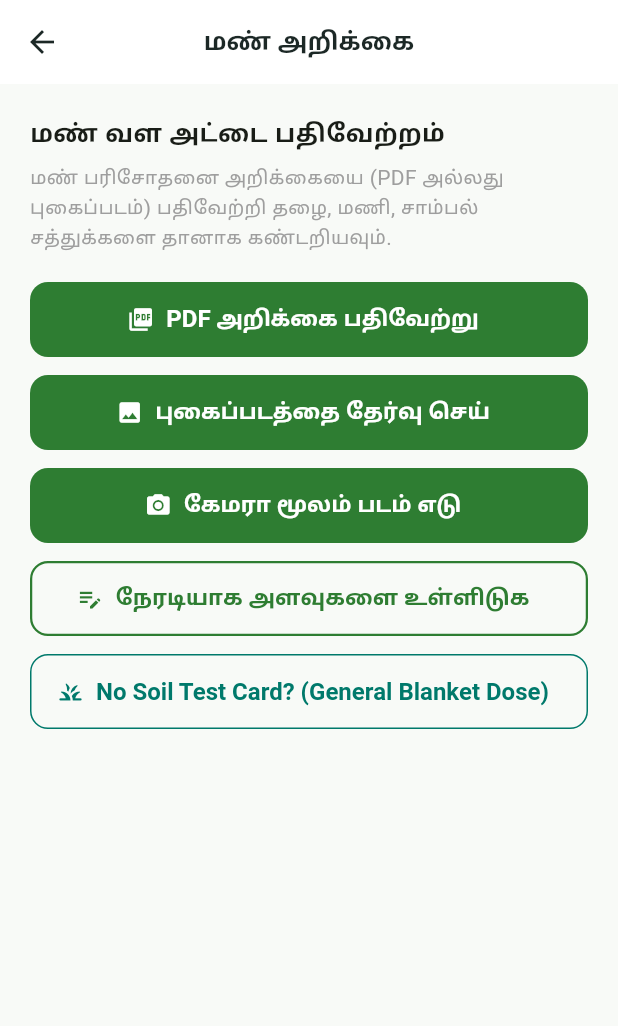
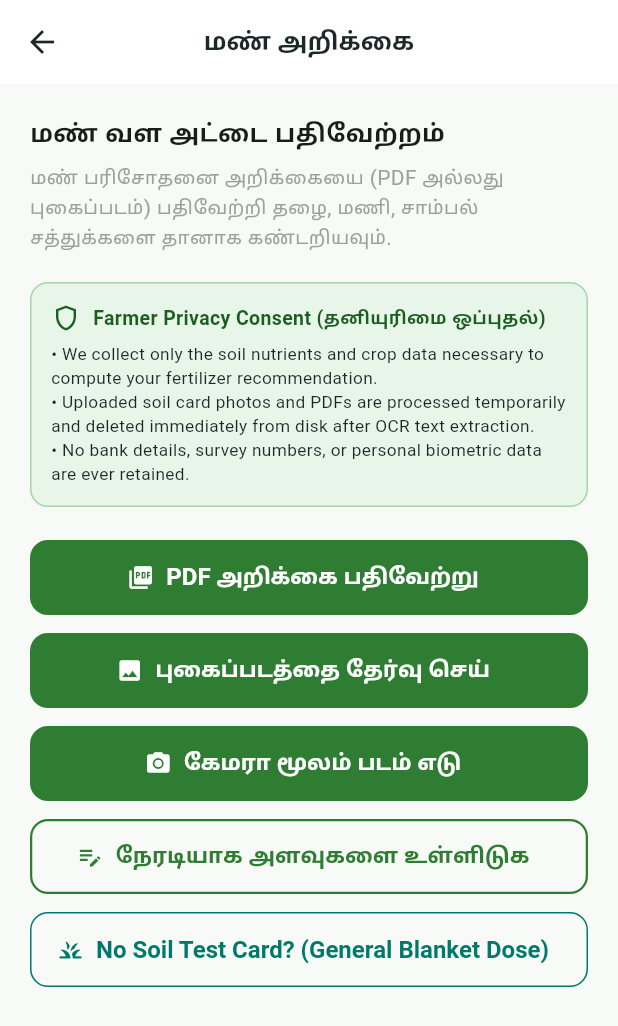
Before and after one commit to janasruthi31/Nutricrop, a Flutter app: the UploadScreen screen opened directly, on a phone screen of 412 x 824 dp. Shown: the top 1026 px of the screen. Run offline on Flutter 3.47's test engine with Material 3 defaults, Android fonts, the phone set to English and light mode, and no system bars; our stand-ins replace file_picker, geolocator, image_picker, shared_preferences; accounts and stored records are empty; network calls fail.

Commit message:
feat(legal-privacy): Task 5 officer disclaimers, TNAU guidelines branding, privacy consent, and uploaded file deletion

```diff
--- a/flutter_app/lib/l10n/app_localizations.dart
+++ b/flutter_app/lib/l10n/app_localizations.dart
@@ -17,7 +17,8 @@ class AppLocalizations {
     'en': {
       // General & Navigation
       'app_title': 'TN Fertilizer Optimizer',
-      'app_subtitle': 'AI-Based Soil-Specific Fertilizer Recommendation & Yield Prediction',
+      'app_subtitle': 'Based on TNAU guidelines • Soil-Specific Fertilizer Advisory & Yield Benchmark',
+      'disclaimer_officer': 'Confirm with your local agriculture officer. Based on TNAU guidelines, not an official TNAU or government tool.',
       'home': 'Home',
       'soil_reports': 'Soil Reports',
       'fertilizer': 'Fertilizer',
@@ -168,7 +169,8 @@ class AppLocalizations {
     'ta': {
       // General & Navigation
       'app_title': 'தமிழ்நாடு உர பரிந்துரை',
-      'app_subtitle': 'மண் பரிசோதனை அடிப்படையிலான உகந்த உர பரிந்துரை மற்றும் விளைச்சல் கணிப்பு',
+      'app_subtitle': 'TNAU வழிகாட்டுதல்களின் அடிப்படையில் • மண் சார்ந்த உரப் பரிந்துரை',
+      'disclaimer_officer': 'உங்கள் வட்டார வேளாண்மை அலுவலரிடம் சரிபார்க்கவும். TNAU வழிகாட்டுதல்களின் அடிப்படையில் உருவாக்கப்பட்டது; அதிகாரப்பூர்வ அரசு சான்றிதழ் அல்ல.',
       'home': 'முகப்பு',
       'soil_reports': 'மண் அறிக்கை',
       'fertilizer': 'உர பரிந்துரை',
@@ -320,7 +322,8 @@ class AppLocalizations {
     'hi': {
       // General & Navigation
       'app_title': 'तमिलनाडु उर्वरक अनुकूलक',
-      'app_subtitle': 'मृदा-विशिष्ट उर्वरक सिफारिश एवं फसल उपज पूर्वानुमान',
+      'app_subtitle': 'TNAU दिशानिर्देशों पर आधारित • मिट्टी-विशिष्ट उर्वरक सलाह',
+      'disclaimer_officer': 'अपने स्थानीय कृषि अधिकारी से पुष्टि करें। TNAU दिशानिर्देशों पर आधारित; आधिकारिक सरकारी उपकरण नहीं।',
       'home': 'होम',
       'soil_reports': 'मृदा रिपोर्ट',
       'fertilizer': 'उर्वरक',
--- a/flutter_app/lib/screens/dashboard_screen.dart
+++ b/flutter_app/lib/screens/dashboard_screen.dart
@@ -336,6 +336,11 @@ class _DashboardScreenState extends State<DashboardScreen> {
                                 '$district District, Tamil Nadu',
                                 style: const TextStyle(color: Color(0xFFE8F5E9), fontSize: 12),
                               ),
+                              const SizedBox(height: 4),
+                              const Text(
+                                'Based on TNAU guidelines • Not an official government tool',
+                                style: TextStyle(color: Color(0xFFC8E6C9), fontSize: 10.5, fontStyle: FontStyle.italic),
+                              ),
                             ],
                           ),
                         ),
--- a/flutter_app/lib/screens/upload_screen.dart
+++ b/flutter_app/lib/screens/upload_screen.dart
@@ -4,6 +4,7 @@ import 'package:flutter/material.dart';
 import 'package:image_picker/image_picker.dart';
 import '../config.dart';
 import '../l10n/app_localizations.dart';
+import '../theme/app_theme.dart';
 import 'processing_screen.dart';
 import 'verify_screen.dart';
 
@@ -46,7 +47,40 @@ class UploadScreen extends StatelessWidget {
         Text(l10n.text('upload_soil_title'), style: const TextStyle(fontSize: 18, fontWeight: FontWeight.w600)),
         const SizedBox(height: 6),
         Text(l10n.text('upload_instruction'), style: const TextStyle(color: Colors.grey)),
-        const SizedBox(height: 20),
+        const SizedBox(height: 14),
+
+        // Privacy Consent Notice (Task 5b)
+        Card(
+          elevation: 1,
+          color: const Color(0xFFE8F5E9),
+          shape: RoundedRectangleBorder(
+            borderRadius: BorderRadius.circular(12),
+            side: const BorderSide(color: Color(0xFFA5D6A7)),
+          ),
+          child: const Padding(
+            padding: EdgeInsets.all(14.0),
+            child: Column(
+              crossAxisAlignment: CrossAxisAlignment.start,
+              children: [
+                Row(
+                  children: [
+                    Icon(Icons.shield_outlined, color: AppTheme.darkGreen, size: 20),
+                    SizedBox(width: 8),
+                    Text('Farmer Privacy Consent (தனியுரிமை ஒப்புதல்)', style: TextStyle(fontWeight: FontWeight.bold, fontSize: 13, color: AppTheme.darkGreen)),
+                  ],
+                ),
+                SizedBox(height: 6),
+                Text(
+                  '• We collect only the soil nutrients and crop data necessary to compute your fertilizer recommendation.\n'
+                  '• Uploaded soil card photos and PDFs are processed temporarily and deleted immediately from disk after OCR text extraction.\n'
+                  '• No bank details, survey numbers, or personal biometric data are ever retained.',
+                  style: TextStyle(fontSize: 11.5, color: AppTheme.textDark, height: 1.35),
+                ),
+              ],
+            ),
+          ),
+        ),
+        const SizedBox(height: 16),
         FilledButton.icon(onPressed: () => _pickFile(context, ['pdf']), icon: const Icon(Icons.picture_as_pdf), label: Text(l10n.text('upload_pdf'))),
         const SizedBox(height: 12),
         FilledButton.icon(onPressed: () => _pickFile(context, ['jpg', 'jpeg', 'png']), icon: const Icon(Icons.image), label: Text(l10n.text('upload_image'))),
```
Also changed, not shown: flutter_app/lib/screens/about_screen.dart (+17 -7 lines), flutter_app/lib/screens/final_recommendation_screen.dart (+25 -11 lines), flutter_app/lib/screens/login_screen.dart (+17 -1 lines), flutter_app/lib/screens/recommendation_details_screen.dart (+23 -1 lines), 4 other files.
